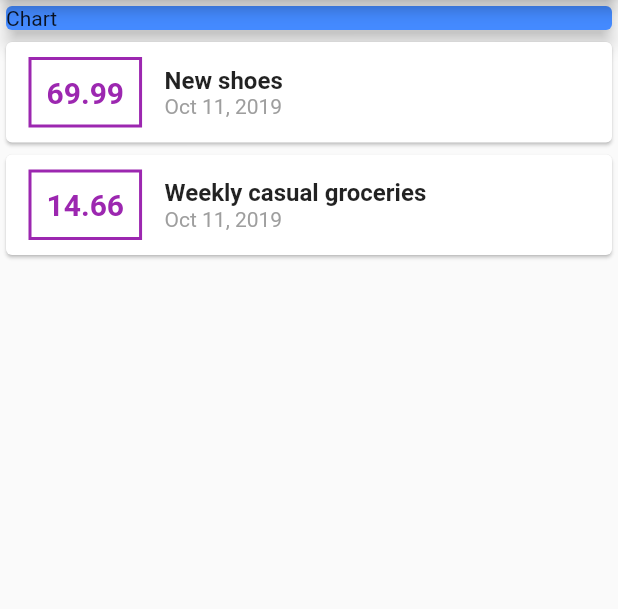
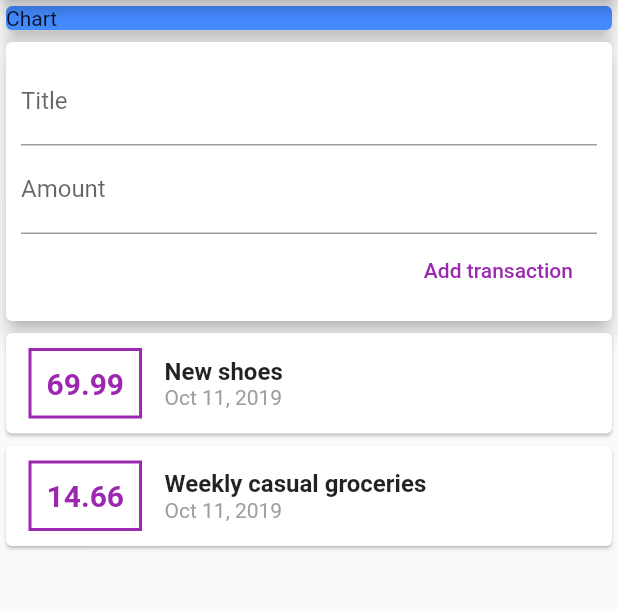
Before and after one commit to edubskiy/airbank, a Flutter app: the screen it shows after launch, on a phone screen of 412 x 824 dp, the part 84-693 px from its top. Run offline on Flutter 3.47's test engine with Material 2 defaults, Android fonts, the phone set to English and light mode, and no system bars.

Commit message:
Added NewTransaction widget to add new transaction to our list

```diff
--- a/lib/main.dart
+++ b/lib/main.dart
@@ -1,8 +1,5 @@
+import 'package:airbank/widgets/user_transactions.dart';
 import 'package:flutter/material.dart';
-import 'package:intl/intl.dart';
-
-import 'package:airbank/transaction.dart';
-
 
 void main() => runApp(App());
 
@@ -18,20 +15,23 @@ class App extends StatelessWidget {
 }
 
 class HomePage extends StatelessWidget {
-  final List<Transaction> transactions = [
-    Transaction(
-      id: 't1',
-      title: 'New shoes',
-      amount: 69.99,
-      date: DateTime.now()
-    ),
-    Transaction(
-      id: 't2',
-      title: 'Weekly casual groceries',
-      amount: 14.66,
-      date: DateTime.now()
-    )
-  ];
+  // final List<Transaction> transactions = [
+  //   Transaction(
+  //     id: 't1',
+  //     title: 'New shoes',
+  //     amount: 69.99,
+  //     date: DateTime.now()
+  //   ),
+  //   Transaction(
+  //     id: 't2',
+  //     title: 'Weekly casual groceries',
+  //     amount: 14.66,
+  //     date: DateTime.now()
+  //   )
+  // ];
+
+  // final titleController = TextEditingController();
+  // final amountController = TextEditingController();
 
   @override
   Widget build(BuildContext context) {
@@ -51,55 +51,7 @@ class HomePage extends StatelessWidget {
               elevation: 5,
             ),
           ),
-          Column(
-            children: transactions.map((tx) {
-              return Card(
-                child: Row(
-                  children: <Widget>[
-                    Container(
-                      decoration: BoxDecoration(
-                        border: Border.all(
-                          color: Colors.purple,
-                          width: 2
-                        )
-                      ),
-                      margin: EdgeInsets.symmetric(
-                        vertical: 10,
-                        horizontal: 15,
-                      ),
-                      padding: EdgeInsets.all(10),
-                      child: Text(
-                        tx.amount.toString(),
-                        style: TextStyle(
-                          fontWeight: FontWeight.bold,
-                          fontSize: 20,
-                          color: Colors.purple
-                        ),
-                      ),
-                    ),
-                    Column(
-                      crossAxisAlignment: CrossAxisAlignment.start,
-                      children: <Widget>[
-                        Text(
-                          tx.title,
-                          style: TextStyle(
-                            fontWeight: FontWeight.bold,
-                            fontSize: 16
-                          ),
-                        ),
-                        Text(
-                          DateFormat.yMMMd().format(tx.date),
-                          style: TextStyle(
-                            color: Colors.grey,
-                          )
-                        )
-                      ],
-                    )
-                  ],
-                )
-              );
-            }).toList(),
-          )
+          UserTransactions()
         ],
       ),
     );
--- /dev/null
+++ b/lib/widgets/new_transaction.dart
@@ -0,0 +1,38 @@
+import 'package:flutter/material.dart';
+
+class NewTransaction extends StatelessWidget {
+  final Function addTransaction;
+
+  NewTransaction(this.addTransaction);
+
+  @override
+  Widget build(BuildContext context) {
+    final titleController = TextEditingController();
+    final amountController = TextEditingController();
+
+    return Card(
+      elevation: 5,
+      child: Container(
+        padding: EdgeInsets.all(10),
+        child: Column(
+          crossAxisAlignment: CrossAxisAlignment.end,
+          children: <Widget>[
+            TextField(
+              decoration: InputDecoration(labelText: 'Title'),
+              controller: titleController,
+            ),
+            TextField(
+              decoration: InputDecoration(labelText: 'Amount'),
+              controller: amountController,
+            ),
+            FlatButton(
+              child: Text('Add transaction'),
+              textColor: Colors.purple,
+              onPressed: () => addTransaction(titleController.text, double.parse(amountController.text)),
+            )
+          ],
+        ),
+      ),
+    );
+  }
+}
--- /dev/null
+++ b/lib/widgets/transaction_list.dart
@@ -0,0 +1,63 @@
+import 'package:flutter/material.dart';
+import 'package:intl/intl.dart';
+
+import 'package:airbank/models/transaction.dart';
+
+class TransactionList extends StatelessWidget {
+  final List<Transaction> transactions;
+
+  TransactionList(this.transactions);
+
+  @override
+  Widget build(BuildContext context) {
+    return Column(
+      children: transactions.map((tx) {
+        return Card(
+          child: Row(
+            children: <Widget>[
+              Container(
+                decoration: BoxDecoration(
+                  border: Border.all(
+                    color: Colors.purple,
+                    width: 2
+                  )
+                ),
+                margin: EdgeInsets.symmetric(
+                  vertical: 10,
+                  horizontal: 15,
+                ),
+                padding: EdgeInsets.all(10),
+                child: Text(
+                  tx.amount.toString(),
+                  style: TextStyle(
+                    fontWeight: FontWeight.bold,
+                    fontSize: 20,
+                    color: Colors.purple
+                  ),
+                ),
+              ),
+              Column(
+                crossAxisAlignment: CrossAxisAlignment.start,
+                children: <Widget>[
+                  Text(
+                    tx.title,
+                    style: TextStyle(
+                      fontWeight: FontWeight.bold,
+                      fontSize: 16
+                    ),
+                  ),
+                  Text(
+                    DateFormat.yMMMd().format(tx.date),
+                    style: TextStyle(
+                      color: Colors.grey,
+                    )
+                  )
+                ],
+              )
+            ],
+          )
+        );
+      }).toList()
+    );
+  }
+}
--- /dev/null
+++ b/lib/widgets/user_transactions.dart
@@ -0,0 +1,51 @@
+import 'package:airbank/models/transaction.dart';
+import 'package:flutter/material.dart';
+
+import 'package:airbank/widgets/new_transaction.dart';
+import 'package:airbank/widgets/transaction_list.dart';
+
+class UserTransactions extends StatefulWidget {
+  @override
+  _UserTransactionsState createState() => _UserTransactionsState();
+}
+
+class _UserTransactionsState extends State<UserTransactions> {
+
+  void _addNewTransaction(String title, double amount) {
+    final newTx = Transaction(
+      title: title,
+      amount: amount,
+      date: DateTime.now(),
+      id: DateTime.now().toString()
+    );
+
+    setState(() {
+      _userTransactions.add(newTx);
+    });
+  }
+
+  final List<Transaction> _userTransactions = [
+    Transaction(
+      id: 't1',
+      title: 'New shoes',
+      amount: 69.99,
+      date: DateTime.now()
+    ),
+    Transaction(
+      id: 't2',
+      title: 'Weekly casual groceries',
+      amount: 14.66,
+      date: DateTime.now()
+    )
+  ];
+
+  @override
+  Widget build(BuildContext context) {
+    return Column(
+      children: <Widget>[
+        NewTransaction(_addNewTransaction),
+        TransactionList(_userTransactions)
+      ],
+    );
+  }
+}
```
Also changed, not shown: lib/models/transaction.dart (renamed from lib/transaction.dart).
